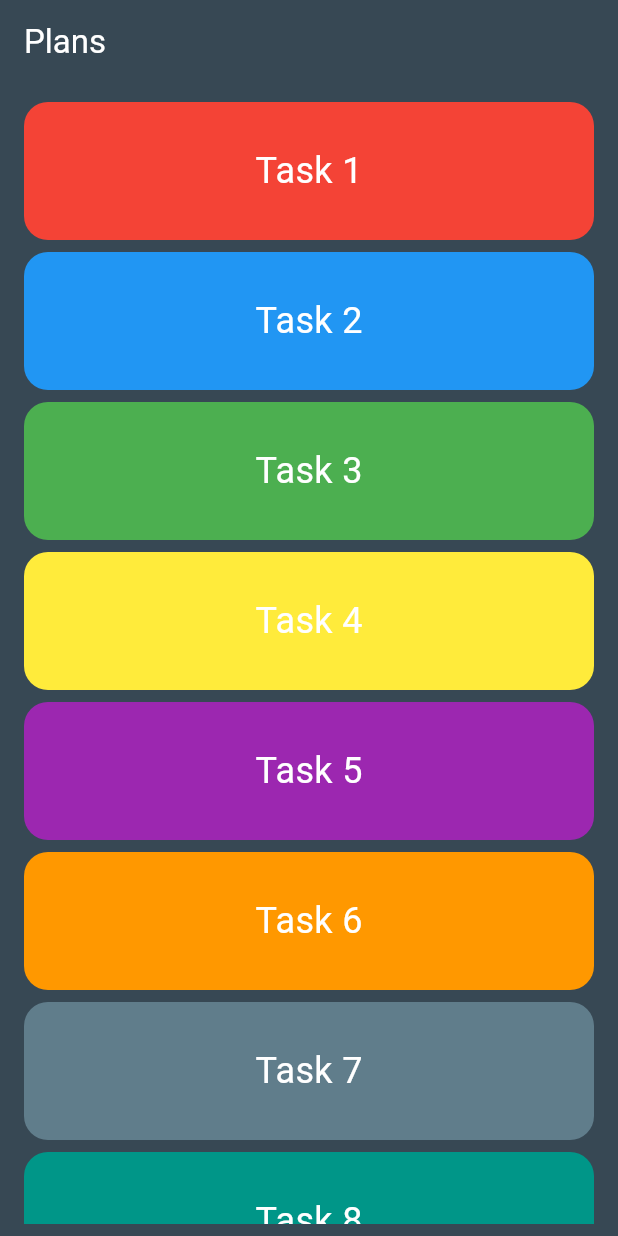
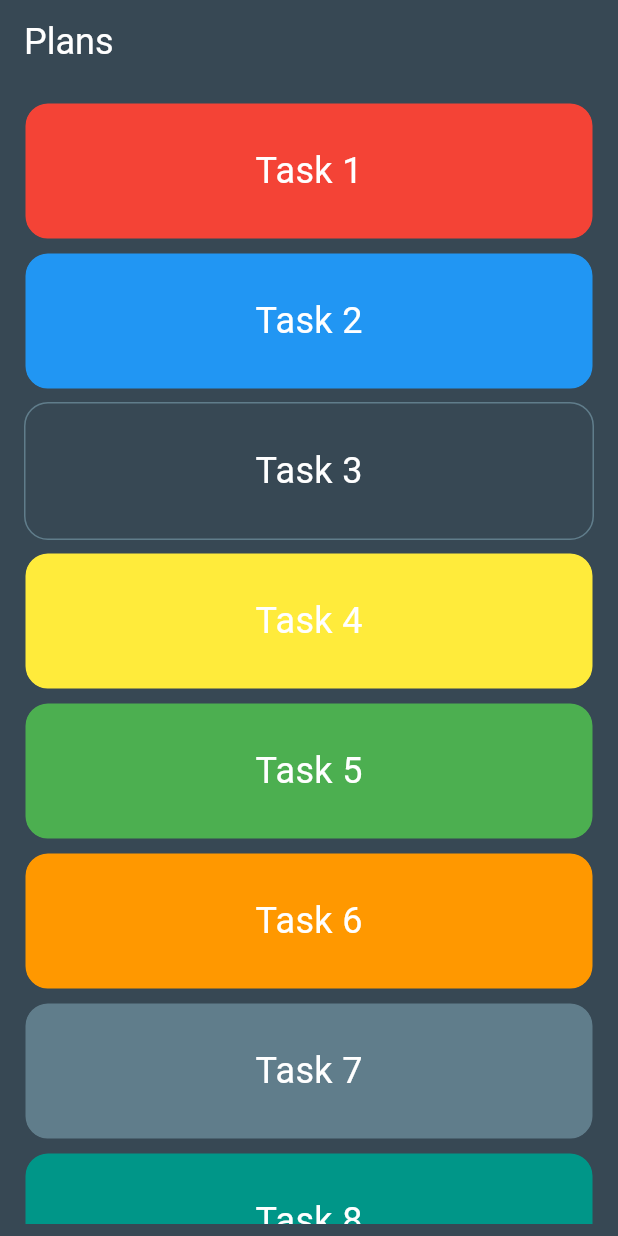
Before and after one commit to SamHarv/plans, a Flutter app: the screen it shows after launch, on a phone screen of 412 x 824 dp. Run offline on Flutter 3.47's test engine with Material 3 defaults, Android fonts, the phone set to English and light mode, and no system bars; our stand-ins replace beamer, flutter_riverpod, riverpod.

Commit message:
Added textfield functionality in TaskView

```diff
--- a/lib/constants.dart
+++ b/lib/constants.dart
@@ -1,3 +1,14 @@
 import 'package:flutter/material.dart';
 
 const Color colour = Color.fromARGB(255, 55, 72, 84);
+const TextStyle headingStyle = TextStyle(
+  color: Colors.white,
+  fontFamily: 'Roboto',
+  fontSize: 24,
+);
+
+const TextStyle bodyStyle = TextStyle(
+  color: Colors.white,
+  fontFamily: 'Roboto',
+  fontSize: 18,
+);
--- a/lib/main.dart
+++ b/lib/main.dart
@@ -21,6 +21,7 @@ class Plans extends StatelessWidget {
       theme: ThemeData(
         useMaterial3: true,
         colorSchemeSeed: colour,
+        fontFamily: 'Roboto',
       ),
       themeMode: ThemeMode.dark,
     );
--- a/lib/models/task.dart
+++ b/lib/models/task.dart
@@ -1,27 +1,28 @@
 import 'dart:math';
 
 import 'package:flutter/material.dart';
+import 'package:plans/constants.dart';
 
 class Task {
   String taskID;
   Color taskColour;
   String taskHeading;
   String taskContents;
-  String taskTag;
-  String taskPriority;
+  String? taskTag;
+  String? taskPriority;
 
   Task({
     required this.taskID,
-    required this.taskColour,
-    required this.taskHeading,
-    required this.taskContents,
-    required this.taskTag,
-    required this.taskPriority,
+    this.taskColour = colour,
+    this.taskHeading = "",
+    this.taskContents = "",
+    this.taskTag,
+    this.taskPriority,
   });
 
   // generate random task ID betweem 0 and 999999
-  void generateTaskID() {
-    taskID = Random().nextInt(999999).toString();
+  String generateTaskID() {
+    return Random().nextInt(999999).toString();
   }
 
   Color getTaskColour() {
@@ -40,11 +41,11 @@ class Task {
     return taskID;
   }
 
-  String getTaskPriority() {
+  String? getTaskPriority() {
     return taskPriority;
   }
 
-  String getTaskTag() {
+  String? getTaskTag() {
     return taskTag;
   }
 
--- a/lib/pages/home_page.dart
+++ b/lib/pages/home_page.dart
@@ -13,9 +13,7 @@ class HomePage extends StatelessWidget {
       appBar: AppBar(
         title: const Text(
           'Plans',
-          style: TextStyle(
-            color: Colors.white,
-          ),
+          style: headingStyle,
         ),
         backgroundColor: colour,
       ),
--- a/lib/widgets/tasks_reorderable.dart
+++ b/lib/widgets/tasks_reorderable.dart
@@ -1,6 +1,7 @@
 import 'package:beamer/beamer.dart';
 import 'package:flutter/material.dart';
 import 'package:flutter_riverpod/flutter_riverpod.dart';
+import 'package:plans/constants.dart';
 import '../models/task.dart';
 
 class TasksReorderable extends ConsumerStatefulWidget {
@@ -25,13 +26,13 @@ class _TasksReorderableState extends ConsumerState<TasksReorderable> {
       taskID: "1",
       taskColour: Colors.blue,
       taskHeading: "Task 2",
-      taskContents: "This is the second task",
+      taskContents: "",
       taskTag: "Tag 2",
       taskPriority: "Medium",
     ),
     Task(
       taskID: "2",
-      taskColour: Colors.green,
+      taskColour: colour,
       taskHeading: "Task 3",
       taskContents: "This is the third task",
       taskTag: "Tag 3",
@@ -47,7 +48,7 @@ class _TasksReorderableState extends ConsumerState<TasksReorderable> {
     ),
     Task(
       taskID: "4",
-      taskColour: Colors.purple,
+      taskColour: Colors.green,
       taskHeading: "Task 5",
       taskContents: "This is the fifth task",
       taskTag: "Tag 5",
@@ -126,14 +127,16 @@ class _TasksReorderableState extends ConsumerState<TasksReorderable> {
                   decoration: BoxDecoration(
                     color: task.taskColour,
                     borderRadius: BorderRadius.circular(16),
+                    border: Border.all(
+                      color:
+                          task.taskColour == colour ? Colors.blueGrey : colour,
+                      width: 1,
+                    ),
                   ),
                   child: Center(
                     child: Text(
                       task.taskHeading,
-                      style: const TextStyle(
-                        fontSize: 24,
-                        color: Colors.white,
-                      ),
+                      style: headingStyle,
                     ),
                   ),
                 ),
--- a/pubspec.yaml
+++ b/pubspec.yaml
@@ -16,7 +16,7 @@ publish_to: 'none' # Remove this line if you wish to publish to pub.dev
 # https://developer.apple.com/library/archive/documentation/General/Reference/InfoPlistKeyReference/Articles/CoreFoundationKeys.html
 # In Windows, build-name is used as the major, minor, and patch parts
 # of the product and file versions while build-number is used as the build suffix.
-version: 1.0.0+1
+version: 1.0.0+2
 
 environment:
   sdk: '>=3.0.0 <4.0.0'
```
Also changed, not shown: lib/pages/task_view.dart (+28 -25 lines), lib/widgets/custom_text_field.dart (+11 -24 lines), 1 other file.
